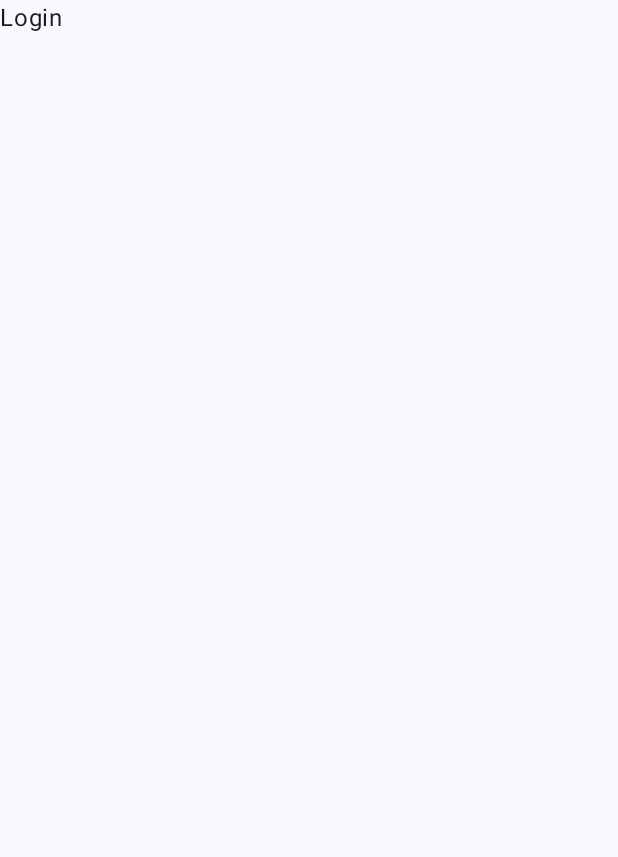
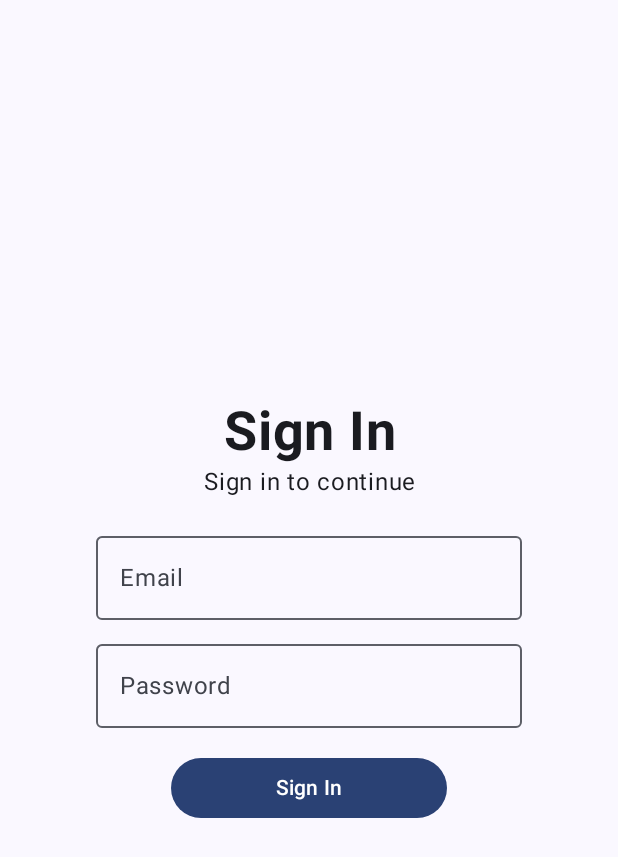
Before and after one commit to jamesdev23/simple-chat-app, an Android app built with Jetpack Compose: the login screen opened through its navigation route, on a phone screen of 412 x 824 dp. Before the commit the part shown is almost empty. Shown: the top 857 px of the screen. Run offline under Robolectric (Android 15) with nearby library versions, the phone set to English and light mode, and no system bars.

Commit message:
added basic models and components

```diff
--- a/app/src/main/java/com/jnrdev/simplechat/presentation/Login.kt
+++ b/app/src/main/java/com/jnrdev/simplechat/presentation/Login.kt
@@ -1,13 +1,90 @@
 package com.jnrdev.simplechat.presentation
 
+import androidx.compose.foundation.layout.Arrangement
 import androidx.compose.foundation.layout.Column
+import androidx.compose.foundation.layout.Spacer
+import androidx.compose.foundation.layout.fillMaxSize
+import androidx.compose.foundation.layout.fillMaxWidth
+import androidx.compose.foundation.layout.height
+import androidx.compose.foundation.layout.padding
+import androidx.compose.foundation.layout.width
+import androidx.compose.foundation.text.BasicTextField
+import androidx.compose.material3.OutlinedTextField
 import androidx.compose.material3.Text
 import androidx.compose.runtime.Composable
+import androidx.compose.runtime.mutableStateOf
+import androidx.compose.runtime.remember
+import androidx.compose.ui.Alignment
+import androidx.compose.ui.ExperimentalComposeUiApi
+import androidx.compose.ui.Modifier
+import androidx.compose.ui.autofill.AutofillType
+import androidx.compose.ui.text.font.FontWeight
+import androidx.compose.ui.text.input.VisualTransformation
+import androidx.compose.ui.text.style.TextAlign
+import androidx.compose.ui.tooling.preview.Preview
+import androidx.compose.ui.unit.dp
+import androidx.compose.ui.unit.sp
 import androidx.navigation.NavHostController
+import androidx.navigation.compose.rememberNavController
+import com.jnrdev.simplechat.presentation.components.BasicButton
+import com.jnrdev.simplechat.ui.theme.SimpleChatTheme
 
+@OptIn(ExperimentalComposeUiApi::class)
 @Composable
 fun Login(navController: NavHostController) {
-    Column {
-        Text(text = "Login")
+    val email = remember { mutableStateOf("") }
+    val password = remember { mutableStateOf("") }
+    Column(
+        modifier = Modifier.fillMaxSize().padding(16.dp),
+        verticalArrangement = Arrangement.Center,
+        horizontalAlignment = Alignment.CenterHorizontally
+    ) {
+        Text(
+            text = "Sign In",
+            modifier = Modifier.width(300.dp),
+            textAlign = TextAlign.Center,
+            fontSize = 36.sp,
+            fontWeight = FontWeight.Bold
+        )
+        Text(
+            text = "Sign in to continue",
+            modifier = Modifier.width(300.dp),
+            textAlign = TextAlign.Center
+        )
+        Spacer(modifier = Modifier.height(16.dp))
+        Column(
+            modifier = Modifier
+                .fillMaxWidth(),
+            verticalArrangement = Arrangement.Top,
+            horizontalAlignment = Alignment.CenterHorizontally
+        ) {
+            OutlinedTextField(
+                modifier = Modifier.width(300.dp).padding(8.dp),
+                placeholder = { Text(text = "Email") },
+                onValueChange = {},
+                value = "",
+                singleLine = true
+            )
+            OutlinedTextField(
+                modifier = Modifier.width(300.dp).padding(8.dp),
+                placeholder = { Text(text = "Password") },
+                onValueChange = {},
+                value = "",
+                singleLine = true,
+                visualTransformation = VisualTransformation.None
+            )
+            BasicButton(
+                text = "Sign In",
+                onClick = { navController.navigate("chat-room") }
+            )
+        }
+
     }
 }
+
+@Preview(showBackground = true)
+@Composable fun LoginPreview() {
+    SimpleChatTheme {
+        Login(navController = rememberNavController())
+    }
+}
--- /dev/null
+++ b/app/src/main/java/com/jnrdev/simplechat/presentation/components/BasicChatRoom.kt
@@ -0,0 +1,4 @@
+package com.jnrdev.simplechat.presentation.components
+
+class BasicChatRoom {
+}
```
Also changed, not shown: app/src/main/java/com/jnrdev/simplechat/data/AppModels.kt (added, +21 -0 lines), app/src/main/java/com/jnrdev/simplechat/presentation/ChatRoom.kt (+52 -2 lines), app/src/main/java/com/jnrdev/simplechat/presentation/components/BasicChat.kt (added, +56 -0 lines).
